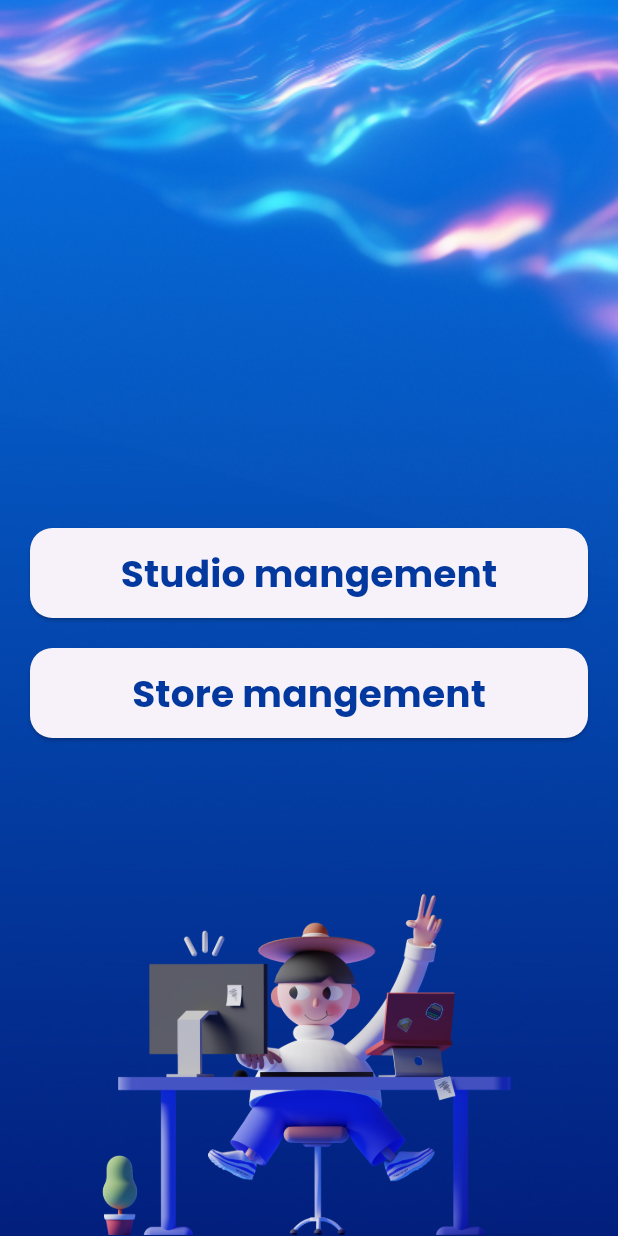
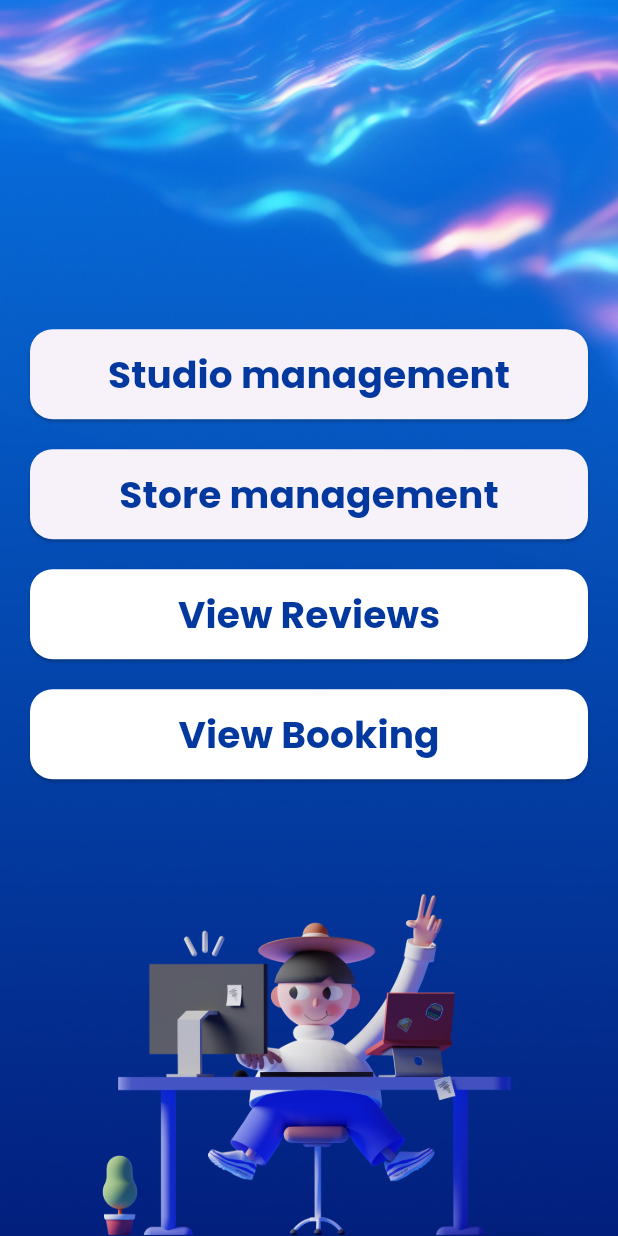
Before and after one commit to photo-hire/photohire, a Flutter app: the AdminHomeScreen screen opened directly, on a phone screen of 412 x 824 dp. Run offline on Flutter 3.47's test engine with Material 3 defaults, Android fonts, the phone set to English and light mode, and no system bars; our stand-ins replace cached_network_image, cloud_firestore, firebase_auth, firebase_core, flutter_rating_bar, flutter_screenutil and 7 more; missing offline and left inert: cloudinary, razorpay_flutter; accounts and stored records are empty.

Commit message:
adminfeatures

```diff
--- a/lib/admin/admin_home_screen.dart
+++ b/lib/admin/admin_home_screen.dart
@@ -2,7 +2,10 @@ import 'package:flutter/material.dart';
 import 'package:flutter_screenutil/flutter_screenutil.dart';
 import 'package:google_fonts/google_fonts.dart';
 import 'package:photohire/admin/admin_store_management_screen.dart';
+import 'package:photohire/admin/bookingview';
+import 'package:photohire/admin/reviewscreen.dart';
 import 'package:photohire/admin/studio_management_screen.dart';
+// import 'package:photohire/admin/reviews_screen.dart'; // Import the Reviews Screen
 
 class AdminHomeScreen extends StatefulWidget {
   const AdminHomeScreen({super.key});
@@ -26,14 +29,13 @@ class _AdminHomeScreenState extends State<AdminHomeScreen> {
           Column(
             mainAxisAlignment: MainAxisAlignment.center,
             children: [
-              SizedBox(
-                height: 20,
-              ),
+              SizedBox(height: 20),
               Padding(
                   padding: const EdgeInsets.symmetric(horizontal: 20),
                   child: ElevatedButton(
                       style: ElevatedButton.styleFrom(
-                        fixedSize: Size(MediaQuery.of(context).size.width, 60),
+                          fixedSize:
+                              Size(MediaQuery.of(context).size.width, 60),
                           shape: RoundedRectangleBorder(
                               borderRadius: BorderRadius.circular(15))),
                       onPressed: () {
@@ -44,38 +46,89 @@ class _AdminHomeScreenState extends State<AdminHomeScreen> {
                             ));
                       },
                       child: Text(
-                      "Studio mangement",
+                        "Studio management",
                         style: TextStyle(
                             color: Color(0xff03399E),
                             fontSize: 25,
                             fontWeight: FontWeight.bold),
-                    )),
-              ),
-              SizedBox(
-                height: 20,
-              ),
+                      ))),
+              SizedBox(height: 20),
               Padding(
                   padding: const EdgeInsets.symmetric(horizontal: 20),
                   child: ElevatedButton(
-
                       style: ElevatedButton.styleFrom(
-
-                        fixedSize: Size(MediaQuery.of(context).size.width, 60),
+                          fixedSize:
+                              Size(MediaQuery.of(context).size.width, 60),
                           shape: RoundedRectangleBorder(
                               borderRadius: BorderRadius.circular(15))),
                       onPressed: () {
-                      Navigator.push(context, MaterialPageRoute(builder: (context) => StoreManagementScreen(),));
+                        Navigator.push(
+                            context,
+                            MaterialPageRoute(
+                              builder: (context) => StoreManagementScreen(),
+                            ));
                       },
                       child: Text(
-                      "Store mangement",
-                      style: TextStyle(color: Color(0xff03399E), fontSize: 25,fontWeight: FontWeight.bold),
-                    )),
+                        "Store management",
+                        style: TextStyle(
+                            color: Color(0xff03399E),
+                            fontSize: 25,
+                            fontWeight: FontWeight.bold),
+                      ))),
+              SizedBox(height: 20),
+              // New View Reviews Button
+              Padding(
+                  padding: const EdgeInsets.symmetric(horizontal: 20),
+                  child: ElevatedButton(
+                      style: ElevatedButton.styleFrom(
+                          backgroundColor: Colors.white, // Custom Button Color
+                          fixedSize:
+                              Size(MediaQuery.of(context).size.width, 60),
+                          shape: RoundedRectangleBorder(
+                              borderRadius: BorderRadius.circular(15))),
+                      onPressed: () {
+                        Navigator.push(
+                            context,
+                            MaterialPageRoute(
+                              builder: (context) => ReviewsScreen(),
+                            ));
+                      },
+                      child: Text(
+                        "View Reviews",
+                        style: TextStyle(
+                            color: Color(0xff03399E),
+                            fontSize: 25,
+                            fontWeight: FontWeight.bold),
+                      ))),
+              SizedBox(height: 20),
+              // New View Reviews Button
+              Padding(
+                  padding: const EdgeInsets.symmetric(horizontal: 20),
+                  child: ElevatedButton(
+                      style: ElevatedButton.styleFrom(
+                          backgroundColor: Colors.white, // Custom Button Color
+                          fixedSize:
+                              Size(MediaQuery.of(context).size.width, 60),
+                          shape: RoundedRectangleBorder(
+                              borderRadius: BorderRadius.circular(15))),
+                      onPressed: () {
+                        Navigator.push(
+                            context,
+                            MaterialPageRoute(
+                              builder: (context) =>
+                                  PhotographerBookingsScreen(),
+                            ));
+                      },
+                      child: Text(
+                        "View Booking",
+                        style: TextStyle(
+                            color: Color(0xff03399E),
+                            fontSize: 25,
+                            fontWeight: FontWeight.bold),
+                      ))),
+              SizedBox(
+                height: 100.h,
               ),
-
-
-
-
-
             ],
           ),
           Positioned(
```
Also changed, not shown: lib/admin/adminlogin.dart (+4 -4 lines), lib/admin/reviewscreen.dart (added, +67 -0 lines), lib/features/auth/screens/choosing.dart (+31 -0 lines), 1 other file. Lines whose indentation alone changed are shown as unchanged.
